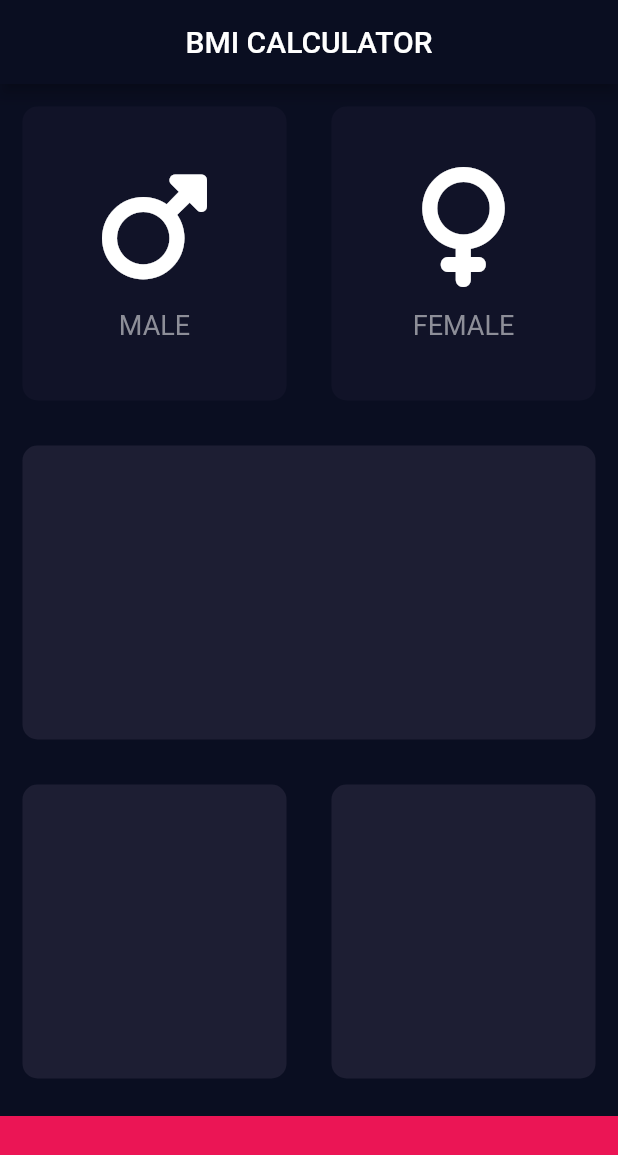
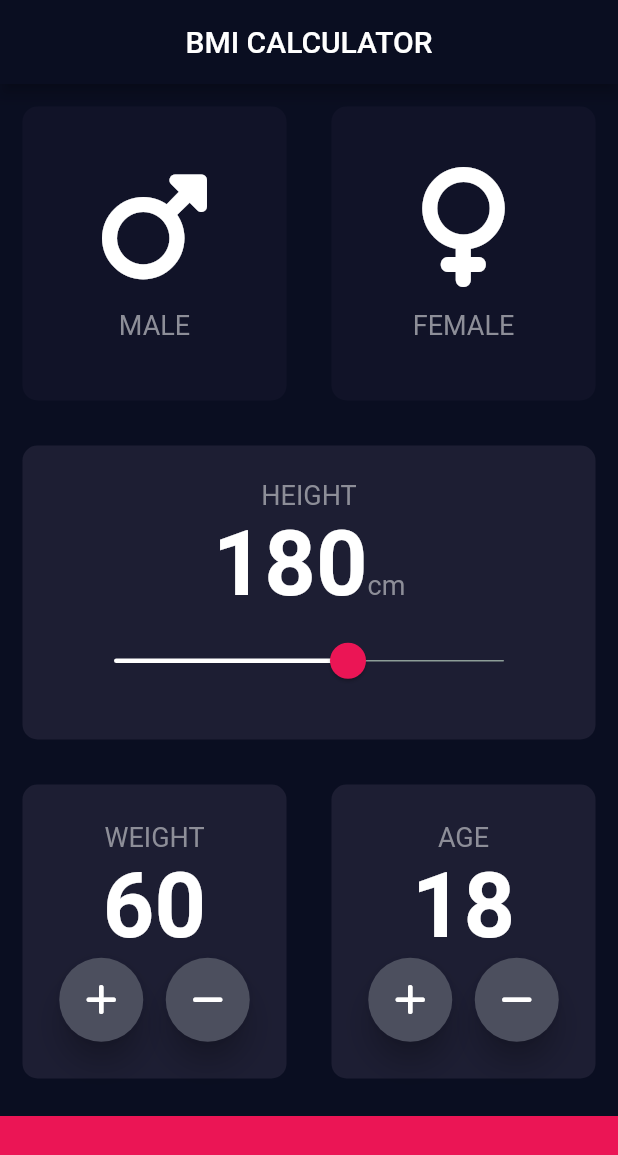
Before and after one commit to Abdelrahma28/BMI_Calculator_App, a Flutter app: the screen it shows after launch, on a phone screen of 412 x 824 dp. Shown: the top 1155 px of the screen. Run offline on Flutter 3.47's test engine with Material 2 defaults, Android fonts, the phone set to English and light mode, and no system bars; our stand-ins replace font_awesome_flutter.

Commit message:
1 down 2 to go

```diff
--- /dev/null
+++ b/lib/constants.dart
@@ -0,0 +1,9 @@
+import 'package:flutter/material.dart';
+
+const kGenderTextColor = Color(0xFF8D8E98);
+const kBottomContainerHeight = 80.0;
+const kBottomContainerColor = Color(0xFFEB1555);
+const kActiveColor = Color(0xFF1D1E33);
+const kInActiveColor = Color(0xff111328);
+const kLabelTextStyle = TextStyle(fontSize: 18.0, color: kGenderTextColor);
+const kValueTextStyle = TextStyle(fontSize: 60.0, fontWeight: FontWeight.bold);
--- a/lib/icon_content.dart
+++ b/lib/icon_content.dart
@@ -1,8 +1,5 @@
 import 'package:flutter/material.dart';
-
-const genderTextColor = Color(0xFF8D8E98);
-const labelTextStyle = TextStyle(fontSize: 18.0, color: genderTextColor);
-const iconSize = 80.0;
+import 'constants.dart';
 
 class GenderWidget extends StatelessWidget {
   final String label;
@@ -16,12 +13,12 @@ class GenderWidget extends StatelessWidget {
       children: [
         Icon(
           icon,
-          size: iconSize,
+          size: kBottomContainerHeight,
         ),
         const SizedBox(height: 15.0),
         Text(
           label,
-          style: labelTextStyle,
+          style: kLabelTextStyle,
         )
       ],
     );
--- a/lib/input_page.dart
+++ b/lib/input_page.dart
@@ -2,13 +2,9 @@ import 'package:flutter/material.dart';
 import 'package:font_awesome_flutter/font_awesome_flutter.dart';
 import 'icon_content.dart';
 import 'reusable_card.dart';
+import 'constants.dart';
 
 enum Gender { male, female, empty }
-const bottomContainerHeight = 80.0;
-
-const bottomContainerColor = Color(0xFFEB1555);
-const activeColor = Color(0xFF1D1E33);
-const inActiveColor = Color(0xff111328);
 
 class InputPage extends StatefulWidget {
   const InputPage({Key? key}) : super(key: key);
@@ -18,28 +14,10 @@ class InputPage extends StatefulWidget {
 }
 
 class _InputPageState extends State<InputPage> {
+  int height = 180;
+  int weight = 60;
+  int age = 18;
   Gender selectedGender = Gender.empty;
-
-  // Color male = inActiveColor;
-  // Color female = inActiveColor;
-  // void update(Gender selected) {
-  //   if (selected == Gender.male) {
-  //     if (male == inActiveColor) {
-  //       male = activeColor;
-  //       female = inActiveColor;
-  //     } else {
-  //       male = inActiveColor;
-  //     }
-  //   }
-  //   if (selected == Gender.female) {
-  //     if (female == inActiveColor) {
-  //       female = activeColor;
-  //       male = inActiveColor;
-  //     } else {
-  //       female = inActiveColor;
-  //     }
-  //   }
-  // }
 
   @override
   Widget build(BuildContext context) {
@@ -49,43 +27,40 @@ class _InputPageState extends State<InputPage> {
         centerTitle: true,
       ),
       body: Column(
+        crossAxisAlignment: CrossAxisAlignment.stretch,
         children: [
           Expanded(
             child: Row(
               children: <Widget>[
                 Expanded(
-                  child: GestureDetector(
-                    onTap: () {
+                  child: ReusableCard(
+                    onPressed: () {
                       setState(() {
                         selectedGender = Gender.male;
                       });
                     },
-                    child: ReusableCard(
                     colour: selectedGender == Gender.male
-                          ? activeColor
-                          : inActiveColor,
+                        ? kActiveColor
+                        : kInActiveColor,
                     cardChild: GenderWidget(
                       label: "MALE",
                       icon: FontAwesomeIcons.mars,
                     ),
                   ),
                 ),
-                ),
                 Expanded(
-                  child: GestureDetector(
-                    onTap: () {
+                  child: ReusableCard(
+                    onPressed: () {
                       setState(() {
                         selectedGender = Gender.female;
                       });
                     },
-                    child: ReusableCard(
                     colour: selectedGender == Gender.female
-                          ? activeColor
-                          : inActiveColor,
+                        ? kActiveColor
+                        : kInActiveColor,
                     cardChild: GenderWidget(
                       label: "FEMALE",
                       icon: FontAwesomeIcons.venus,
-                      ),
                     ),
                   ),
                 ),
@@ -94,8 +69,47 @@ class _InputPageState extends State<InputPage> {
           ),
           Expanded(
             child: ReusableCard(
-              colour: activeColor,
-              cardChild: Container(),
+              colour: kActiveColor,
+              cardChild: Column(
+                mainAxisAlignment: MainAxisAlignment.center,
+                children: [
+                  Text('HEIGHT', style: kLabelTextStyle),
+                  Row(
+                    mainAxisAlignment: MainAxisAlignment.center,
+                    crossAxisAlignment: CrossAxisAlignment.baseline,
+                    textBaseline: TextBaseline.alphabetic,
+                    children: [
+                      Text(
+                        height.toString(),
+                        style: kValueTextStyle,
+                      ),
+                      Text('cm', style: kLabelTextStyle)
+                    ],
+                  ),
+                  SizedBox(
+                    width: 320.0,
+                    child: SliderTheme(
+                      data: SliderTheme.of(context).copyWith(
+                          thumbColor: Color(0xFFEB1555),
+                          trackHeight: 1,
+                          inactiveTrackColor: Color(0xFF8D9E98),
+                          activeTrackColor: Colors.white,
+                          overlayColor: Color(0x29EB1555),
+                          thumbShape:
+                              RoundSliderThumbShape(enabledThumbRadius: 12.0),
+                          overlayShape:
+                              RoundSliderOverlayShape(overlayRadius: 30.0)),
+                      child: Slider(
+                        min: 120.0,
+                        max: 220.0,
+                        value: height.toDouble(),
+                        onChanged: (newValue) =>
+                            setState(() => height = newValue.round()),
+                      ),
+                    ),
+                  ),
+                ],
+              ),
             ),
           ),
           Expanded(
@@ -103,21 +117,73 @@ class _InputPageState extends State<InputPage> {
               children: [
                 Expanded(
                   child: ReusableCard(
-                    colour: activeColor,
+                    colour: kActiveColor,
                     cardChild: Column(
-                      children: const [],
+                      mainAxisAlignment: MainAxisAlignment.center,
+                      children: [
+                        Text(
+                          'WEIGHT',
+                          style: kLabelTextStyle,
+                        ),
+                        Text(
+                          weight.toString(),
+                          style: kValueTextStyle,
+                        ),
+                        Row(
+                          mainAxisAlignment: MainAxisAlignment.center,
+                          children: [
+                            RoundIconButton(
+                                onPressed: () {
+                                  setState(() {
+                                    weight++;
+                                  });
+                                },
+                                icon: FontAwesomeIcons.plus),
+                            SizedBox(width: 15.0),
+                            RoundIconButton(
+                                onPressed: () {
+                                  setState(() {
+                                    weight--;
+                                  });
+                                },
+                                icon: FontAwesomeIcons.minus),
+                          ],
+                        )
+                      ],
                     ),
                   ),
                 ),
                 Expanded(
                   child: ReusableCard(
-                    colour: activeColor,
+                    colour: kActiveColor,
                     cardChild: Column(
-                      children: const [
-                        // Icon(
-                        //   FontAwesomeIcons.mars,
-                        //   size: 80.0,
-                        // )
+                      mainAxisAlignment: MainAxisAlignment.center,
+                      children: [
+                        Text('AGE', style: kLabelTextStyle),
+                        Text(
+                          age.toString(),
+                          style: kValueTextStyle,
+                        ),
+                        Row(
+                          mainAxisAlignment: MainAxisAlignment.center,
+                          children: [
+                            RoundIconButton(
+                                onPressed: () {
+                                  setState(() {
+                                    age++;
+                                  });
+                                },
+                                icon: FontAwesomeIcons.plus),
+                            SizedBox(width: 15.0),
+                            RoundIconButton(
+                                onPressed: () {
+                                  setState(() {
+                                    age--;
+                                  });
+                                },
+                                icon: FontAwesomeIcons.minus)
+                          ],
+                        )
                       ],
                     ),
                   ),
@@ -126,13 +192,30 @@ class _InputPageState extends State<InputPage> {
             ),
           ),
           Container(
-            color: bottomContainerColor,
+            color: kBottomContainerColor,
             margin: const EdgeInsets.only(top: 10.0),
             width: double.infinity,
-            height: bottomContainerHeight,
+            height: kBottomContainerHeight,
           )
         ],
       ),
     );
   }
 }
+
+class RoundIconButton extends StatelessWidget {
+  RoundIconButton({required this.onPressed, required this.icon});
+  final VoidCallback onPressed;
+  final IconData icon;
+  @override
+  Widget build(BuildContext context) {
+    return RawMaterialButton(
+      child: Icon(icon),
+      elevation: 8.0,
+      shape: CircleBorder(),
+      fillColor: Color(0xFF4C4F5E),
+      constraints: BoxConstraints.tightFor(width: 56.0, height: 56.0),
+      onPressed: onPressed,
+    );
+  }
+}
--- a/lib/reusable_card.dart
+++ b/lib/reusable_card.dart
@@ -1,18 +1,21 @@
 import 'package:flutter/material.dart';
 
 class ReusableCard extends StatelessWidget {
-  ReusableCard({required this.colour, required this.cardChild});
+  ReusableCard({required this.colour, required this.cardChild, this.onPressed});
   final Color colour;
   final Widget cardChild;
-  //final Function onPressed;
+  final VoidCallback? onPressed;
   @override
   Widget build(BuildContext context) {
-    return Container(
-      child: cardChild,
-      margin: const EdgeInsets.all(15.0),
-      decoration: BoxDecoration(
-        borderRadius: BorderRadius.circular(10.0),
-        color: colour,
+    return GestureDetector(
+      onTap: onPressed,
+      child: Container(
+        child: cardChild,
+        margin: const EdgeInsets.all(15.0),
+        decoration: BoxDecoration(
+          borderRadius: BorderRadius.circular(10.0),
+          color: colour,
+        ),
       ),
     );
   }
```
Lines whose indentation alone changed are shown as unchanged.
